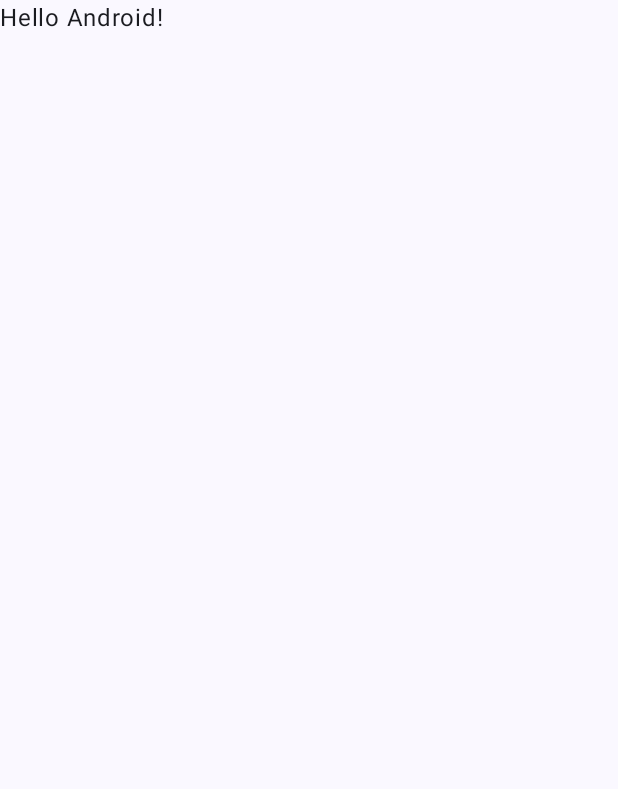
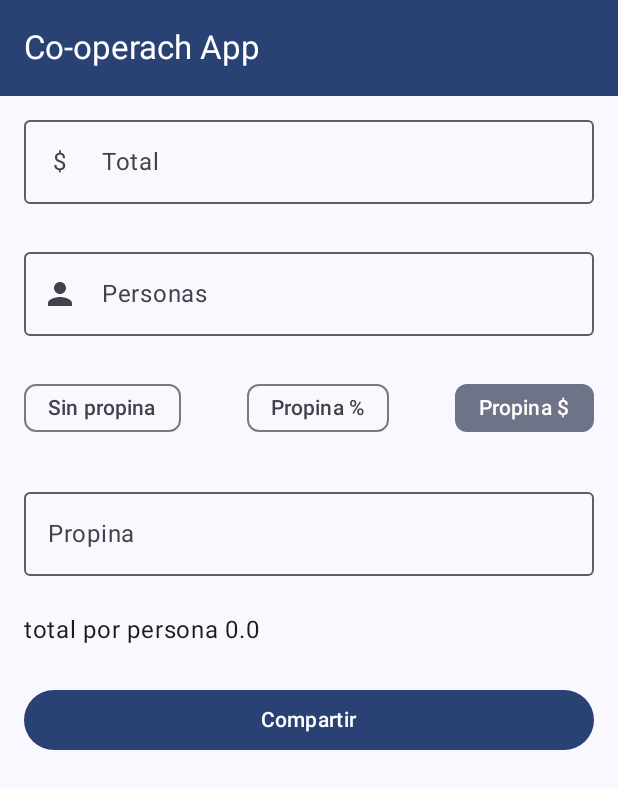
Before and after one commit to newkristian/cooperachapp, an Android app built with Jetpack Compose: the screen it shows after launch (MainActivity), on a phone screen of 412 x 824 dp. Before the commit the part shown is almost empty. Shown: the top 789 px of the screen. Run offline under Robolectric (Android 15) with nearby library versions, the phone set to English and light mode, and no system bars.

Commit message:
Completado calculo y funcion compartir

```diff
--- a/app/src/main/java/me/kristianconk/cooperachapp/MainActivity.kt
+++ b/app/src/main/java/me/kristianconk/cooperachapp/MainActivity.kt
@@ -1,16 +1,11 @@
 package me.kristianconk.cooperachapp
 
+import android.content.Intent
 import android.os.Bundle
 import androidx.activity.ComponentActivity
 import androidx.activity.compose.setContent
 import androidx.activity.enableEdgeToEdge
-import androidx.compose.foundation.layout.fillMaxSize
-import androidx.compose.foundation.layout.padding
-import androidx.compose.material3.Scaffold
-import androidx.compose.material3.Text
-import androidx.compose.runtime.Composable
-import androidx.compose.ui.Modifier
-import androidx.compose.ui.tooling.preview.Preview
+import me.kristianconk.cooperachapp.presentation.CalculatorScreen
 import me.kristianconk.cooperachapp.ui.theme.CooperachAppTheme
 
 class MainActivity : ComponentActivity() {
@@ -19,29 +14,17 @@ class MainActivity : ComponentActivity() {
         enableEdgeToEdge()
         setContent {
             CooperachAppTheme {
-                Scaffold(modifier = Modifier.fillMaxSize()) { innerPadding ->
-                    Greeting(
-                            name = "Android",
-                            modifier = Modifier.padding(innerPadding)
-                    )
+                CalculatorScreen(){ message ->
+                    val sendIntent: Intent = Intent().apply {
+                        action = Intent.ACTION_SEND
+                        putExtra(Intent.EXTRA_TEXT, message)
+                        type = "text/plain"
+                    }
+
+                    val shareIntent = Intent.createChooser(sendIntent, null)
+                    startActivity(shareIntent)
                 }
             }
         }
     }
 }
-
-@Composable
-fun Greeting(name: String, modifier: Modifier = Modifier) {
-    Text(
-            text = "Hello $name!",
-            modifier = modifier
-    )
-}
-
-@Preview(showBackground = true)
-@Composable
-fun GreetingPreview() {
-    CooperachAppTheme {
-        Greeting("Android")
-    }
-}
--- a/app/src/main/java/me/kristianconk/cooperachapp/calculator/Cals.kt
+++ b/app/src/main/java/me/kristianconk/cooperachapp/calculator/Cals.kt
@@ -6,20 +6,20 @@ fun calcTotal(amount: Double, people: Int, tipType: TipType): Double {
 }
 
 fun calcTotal(amount: Double, people: Int, tip: Double): Double {
-    return (amount * tip)/people.toDouble()
+    return (amount + tip)/people.toDouble()
 }
 
 fun calcTip(amount: Double, tipType:TipType): Double {
     when(tipType) {
         is TipType.NONE -> return 0.0
-        is TipType.PERCENT -> return amount * tipType.quantity
-        is TipType.FIXED -> return tipType.quantity
+        is TipType.PERCENT -> return (amount * tipType.quantity.toDouble()) / 100.0
+        is TipType.FIXED -> return tipType.quantity.toDouble()
         else -> return 0.0
     }
 }
 
-sealed class TipType(val quantity: Double) {
-    data object NONE : TipType(0.0)
-    class PERCENT(quantity: Double): TipType(quantity)
-    class FIXED(quantity: Double): TipType(quantity)
+sealed class TipType(val quantity: Int) {
+    data object NONE : TipType(0)
+    class PERCENT(quantity: Int): TipType(quantity)
+    class FIXED(quantity: Int): TipType(quantity)
 }
--- /dev/null
+++ b/app/src/main/java/me/kristianconk/cooperachapp/presentation/CalculatorScreen.kt
@@ -0,0 +1,207 @@
+package me.kristianconk.cooperachapp.presentation
+
+import androidx.compose.foundation.layout.Arrangement
+import androidx.compose.foundation.layout.Column
+import androidx.compose.foundation.layout.Row
+import androidx.compose.foundation.layout.Spacer
+import androidx.compose.foundation.layout.fillMaxSize
+import androidx.compose.foundation.layout.fillMaxWidth
+import androidx.compose.foundation.layout.height
+import androidx.compose.foundation.layout.padding
+import androidx.compose.foundation.text.KeyboardOptions
+import androidx.compose.material.icons.Icons
+import androidx.compose.material.icons.filled.Clear
+import androidx.compose.material.icons.filled.Person
+import androidx.compose.material3.Button
+import androidx.compose.material3.ExperimentalMaterial3Api
+import androidx.compose.material3.FilterChip
+import androidx.compose.material3.Icon
+import androidx.compose.material3.IconButton
+import androidx.compose.material3.MaterialTheme
+import androidx.compose.material3.OutlinedTextField
+import androidx.compose.material3.Scaffold
+import androidx.compose.material3.Text
+import androidx.compose.material3.TopAppBar
+import androidx.compose.material3.TopAppBarDefaults.topAppBarColors
+import androidx.compose.runtime.Composable
+import androidx.compose.runtime.derivedStateOf
+import androidx.compose.runtime.remember
+import androidx.compose.runtime.setValue
+import androidx.compose.runtime.getValue
+import androidx.compose.runtime.mutableStateOf
+import androidx.compose.ui.Modifier
+import androidx.compose.ui.res.stringResource
+import androidx.compose.ui.text.input.KeyboardType
+import androidx.compose.ui.tooling.preview.Preview
+import androidx.compose.ui.unit.dp
+import me.kristianconk.cooperachapp.R
+import me.kristianconk.cooperachapp.calculator.TipType
+import me.kristianconk.cooperachapp.calculator.calcTotal
+import me.kristianconk.cooperachapp.presentation.utils.FormatUtils
+import me.kristianconk.cooperachapp.ui.theme.CooperachAppTheme
+
+@OptIn(ExperimentalMaterial3Api::class)
+@Composable
+fun CalculatorScreen(onShareClick: (String) -> Unit) {
+    Scaffold(
+        modifier = Modifier.fillMaxSize(),
+        topBar = {
+            TopAppBar(
+                colors = topAppBarColors(
+                    containerColor = MaterialTheme.colorScheme.primary,
+                ),
+                title = {
+                    Text(
+                        text = "Co-operach App",
+                        color = MaterialTheme.colorScheme.onPrimary
+                    )
+                })
+        }
+    ) { paddingValues ->
+        var totalText by remember {
+            mutableStateOf("")
+        }
+        var peopleText by remember {
+            mutableStateOf("")
+        }
+        var tipText by remember {
+            mutableStateOf("")
+        }
+        var selectedNoTip by remember { mutableStateOf(false) }
+        var selectedPercentageTip by remember { mutableStateOf(false) }
+        var selectedQuantityTip by remember { mutableStateOf(true) }
+
+        val totalFinal = remember {
+            derivedStateOf {
+                val totalDouble = totalText.toDoubleOrNull() ?: 0.0
+                val peopleInt = peopleText.toIntOrNull() ?: 1
+                val tipInt = tipText.toIntOrNull() ?: 0
+                val tipType = when {
+                    selectedNoTip -> TipType.NONE
+                    selectedPercentageTip -> TipType.PERCENT(tipInt)
+                    selectedQuantityTip -> TipType.FIXED(tipInt)
+                    else -> TipType.NONE
+                }
+                calcTotal(totalDouble, peopleInt, tipType)
+            }
+        }
+        Column(
+            modifier = Modifier
+                .fillMaxSize()
+                .padding(paddingValues = paddingValues)
+                .padding(horizontal = 16.dp, vertical = 8.dp)
+        ) {
+            OutlinedTextField(
+                value = totalText,
+                onValueChange = { newVal ->
+                    val filtered = newVal.filter { char -> char.isDigit() || char == '.' }
+                    totalText = filtered
+                },
+                modifier = Modifier.fillMaxWidth(),
+                label = {
+                    Text(
+                        text = stringResource(id = R.string.calculator_input_amount)
+                    )
+                },
+                leadingIcon = {
+                    Text(text = "$")
+                },
+                trailingIcon = {
+                    if (totalText.isNotEmpty()) {
+                        IconButton(onClick = { totalText = "" }) {
+                            Icon(Icons.Filled.Clear, contentDescription = "Clear")
+                        }
+                    }
+                },
+                keyboardOptions = KeyboardOptions(keyboardType = KeyboardType.Number),
+                singleLine = true,
+            )
+            Spacer(modifier = Modifier.height(24.dp))
+            OutlinedTextField(
+                value = peopleText,
+                onValueChange = { newVal ->
+                    val filtered = newVal.filter { char -> char.isDigit() }
+                    peopleText = filtered
+                },
+                modifier = Modifier.fillMaxWidth(),
+                label = {
+                    Text(text = stringResource(id = R.string.calculator_input_people))
+                },
+                leadingIcon = {
+                    Icon(Icons.Filled.Person, contentDescription = "people")
+                },
+                trailingIcon = {
+                    if (peopleText.isNotEmpty()) {
+                        IconButton(onClick = { peopleText = "" }) {
+                            Icon(Icons.Filled.Clear, contentDescription = "Clear")
+                        }
+                    }
+                },
+                keyboardOptions = KeyboardOptions(keyboardType = KeyboardType.Number),
+                singleLine = true,
+            )
+            Spacer(modifier = Modifier.height(24.dp))
+            Row(
+                modifier = Modifier.fillMaxWidth(),
+                horizontalArrangement = Arrangement.SpaceBetween
+            ) {
+                FilterChip(
+                    selected = selectedNoTip,
+                    onClick = {
+                        selectedNoTip = true; selectedPercentageTip = false; selectedQuantityTip =
+                        false
+                    },
+                    label = { Text(text = stringResource(id = R.string.calculator_input_no_tip)) })
+                FilterChip(
+                    selected = selectedPercentageTip,
+                    onClick = {
+                        selectedNoTip = false; selectedPercentageTip = true; selectedQuantityTip =
+                        false
+                    },
+                    label = { Text(text = stringResource(id = R.string.calculator_input_percentage_tip)) })
+                FilterChip(
+                    selected = selectedQuantityTip,
+                    onClick = {
+                        selectedNoTip = false; selectedPercentageTip = false; selectedQuantityTip =
+                        true
+                    },
+                    label = { Text(text = stringResource(id = R.string.calculator_input_tip)) })
+            }
+            Spacer(modifier = Modifier.height(24.dp))
+            OutlinedTextField(
+                value = tipText,
+                onValueChange = { tipText = it },
+                label = { Text(text = stringResource(id = R.string.calculator_input_tip_amount)) },
+                modifier = Modifier
+                    .fillMaxWidth(),
+                enabled = selectedQuantityTip || selectedPercentageTip,
+                keyboardOptions = KeyboardOptions(keyboardType = KeyboardType.Number),
+
+                )
+            Spacer(modifier = Modifier.height(24.dp))
+            Row(modifier = Modifier.fillMaxWidth()) {
+                Text(text = "total por persona ${totalFinal.value}")
+            }
+            Spacer(modifier = Modifier.height(24.dp))
+            Button(onClick = {
+                val message = FormatUtils.formatShareMessage(
+                    amount = totalText.toDoubleOrNull() ?: 0.0,
+                    tip = tipText.toDoubleOrNull() ?: 0.0,
+                    people = peopleText.toIntOrNull() ?: 1,
+                    totalPerPerson = totalFinal.value
+                )
+                onShareClick(message)
+            }, modifier = Modifier.fillMaxWidth()) {
+                Text(text = "Compartir")
+            }
+        }
+    }
+}
+
+@Preview
+@Composable
+fun CalculatorScreenPreview() {
+    CooperachAppTheme {
+        CalculatorScreen({})
+    }
+}
--- a/app/src/main/res/values/strings.xml
+++ b/app/src/main/res/values/strings.xml
@@ -1,3 +1,9 @@
 <resources>
-    <string name="app_name">CooperachApp</string>
+    <string name="app_name">Co-operach App</string>
+    <string name="calculator_input_amount">Total</string>
+    <string name="calculator_input_people">Personas</string>
+    <string name="calculator_input_percentage_tip">Propina %</string>
+    <string name="calculator_input_tip">Propina $</string>
+    <string name="calculator_input_no_tip">Sin propina</string>
+    <string name="calculator_input_tip_amount">Propina</string>
 </resources>
```
Also changed, not shown: app/src/main/java/me/kristianconk/cooperachapp/presentation/utils/FormatUtils.kt (added, +22 -0 lines).
